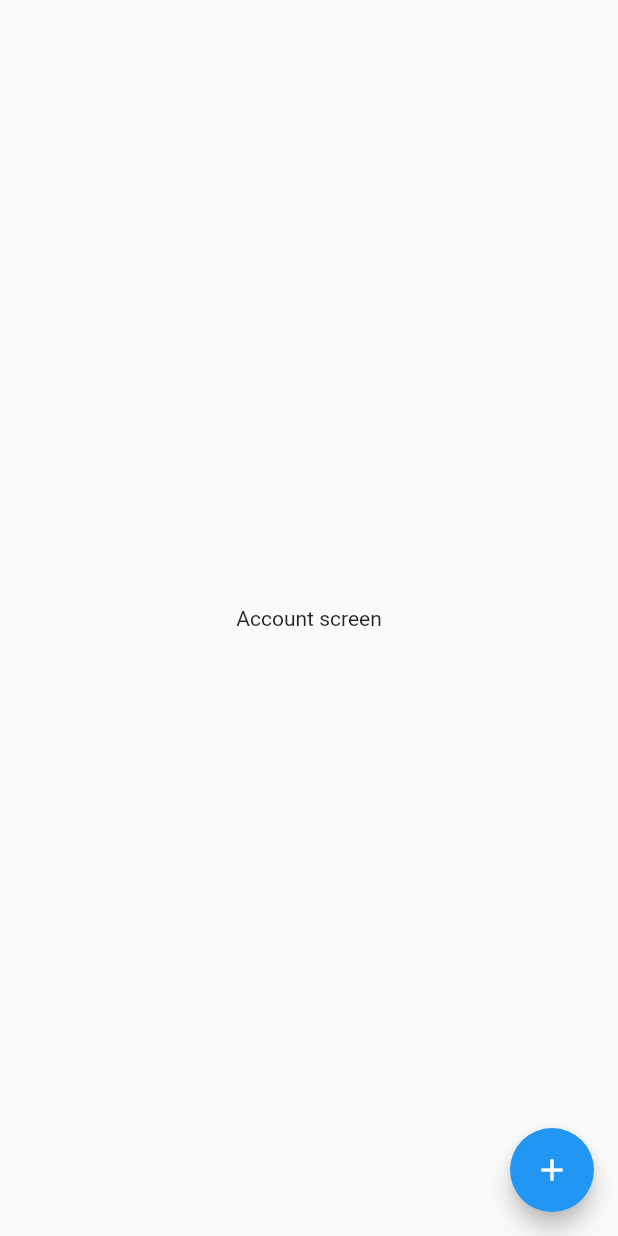
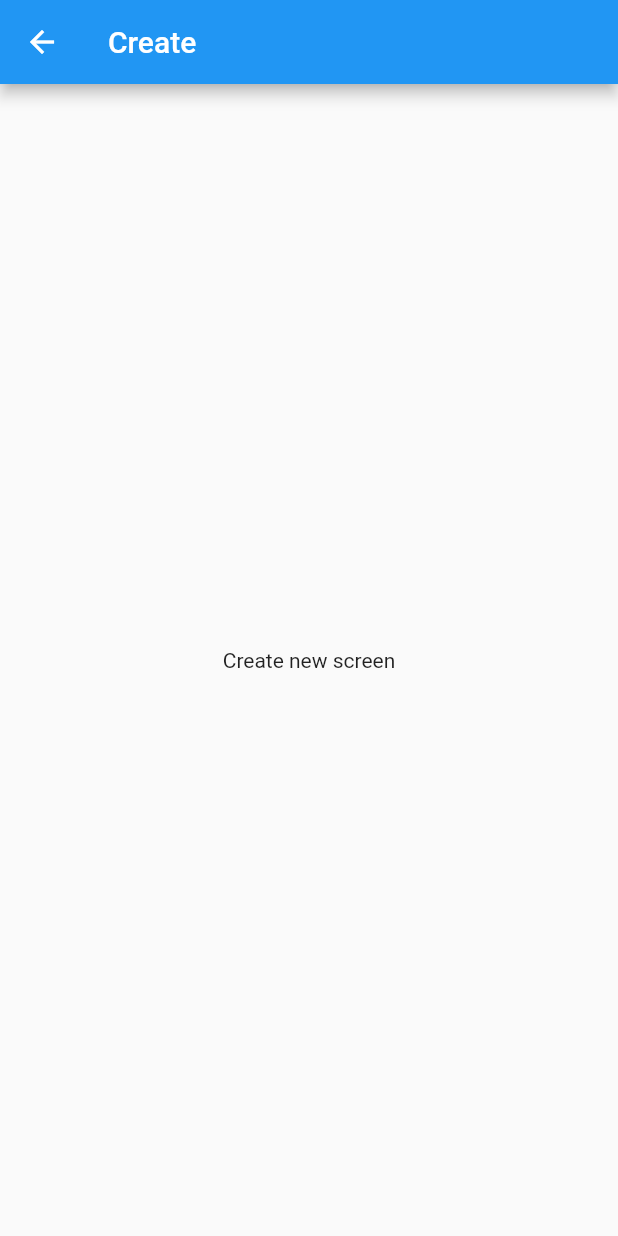
Before and after one commit to team-e-org/mobile, a Flutter app: the AccountScreen screen opened directly, after a tap on the "add" icon, on a phone screen of 412 x 824 dp. Run offline on Flutter 3.47's test engine with Material 2 defaults, Android fonts, the phone set to English and light mode, and no system bars; generated files the repository leaves out were written again.

Commit message:
Push fab to navigate create_new screen

```diff
--- a/lib/view/account_screen.dart
+++ b/lib/view/account_screen.dart
@@ -11,7 +11,7 @@ class AccountScreen extends StatelessWidget {
       floatingActionButton: FloatingActionButton(
         child: Icon(Icons.add),
         onPressed: () {
-          // TODO 遷移する
+          Navigator.of(context).pushNamed('/new');
         },
       ),
     );
--- a/lib/view/create_new_screen.dart
+++ b/lib/view/create_new_screen.dart
@@ -4,9 +4,14 @@ import 'package:mobile/view/mock/mock_screen_common.dart';
 class CreateNewScreen extends StatelessWidget {
   @override
   Widget build(BuildContext context) {
-    return Container(
-      child: MockScreenCommon(
-        name: 'Create new screen',
+    return Scaffold(
+      appBar: AppBar(
+        title: Text('Create'),
+      ),
+      body: Container(
+        child: MockScreenCommon(
+          name: 'Create new screen',
+        ),
       ),
     );
   }
```
